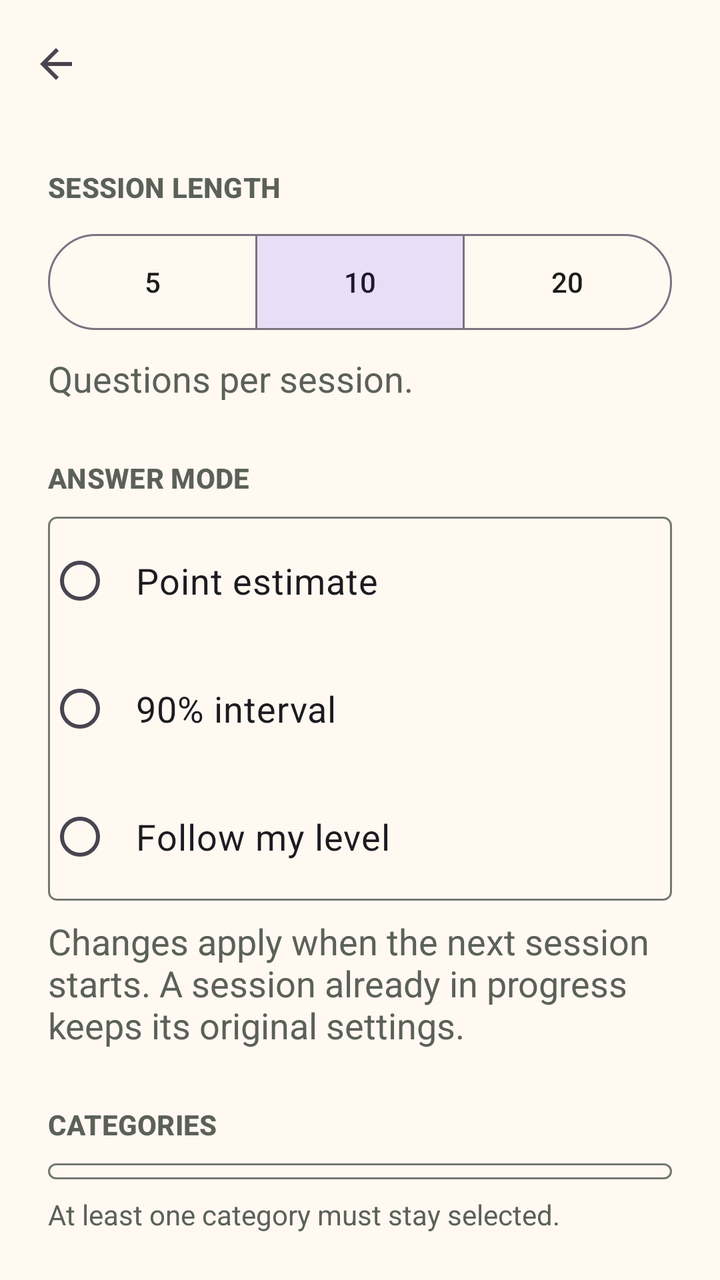
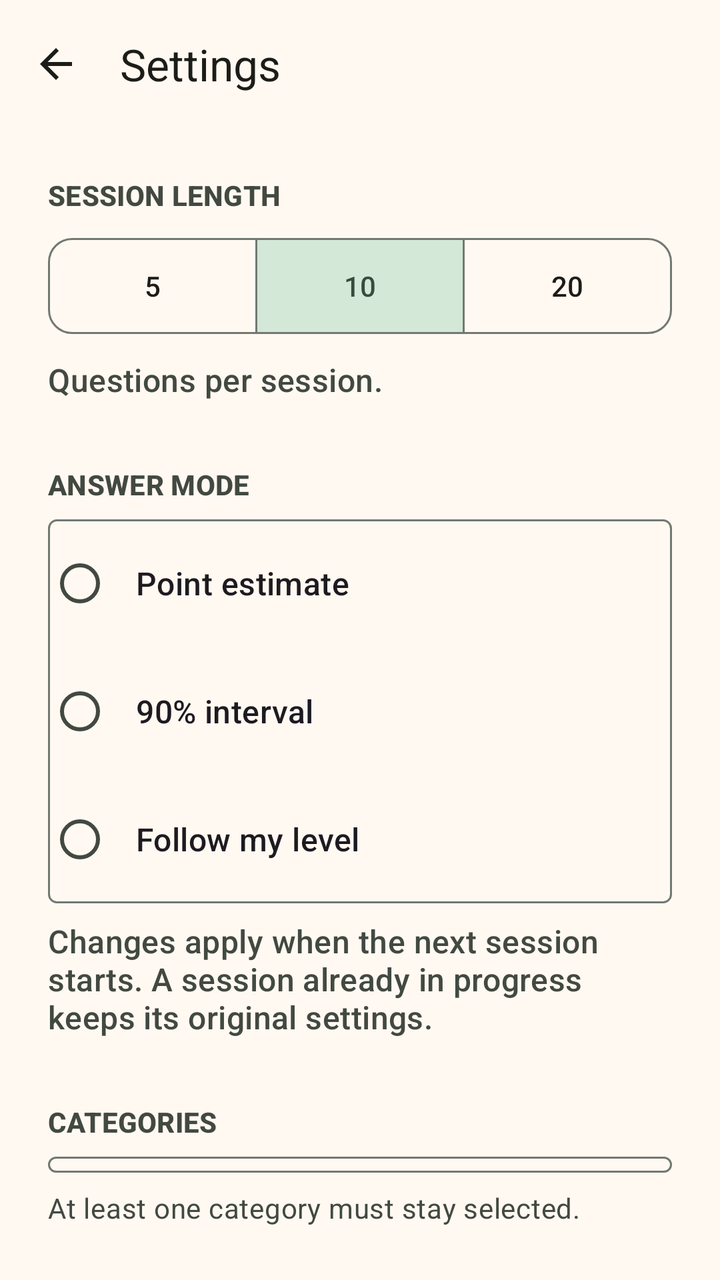

The first picture is an Android layout as it rendered before a commit; the second is the same layout after the commit. The layout source and the unified diff follow.
<!-- AndroidManifest.xml: application theme Theme.GiveOrTake -->
<!-- res/layout/activity_settings.xml -->
<?xml version="1.0" encoding="utf-8"?>
<LinearLayout xmlns:android="http://schemas.android.com/apk/res/android"
    xmlns:app="http://schemas.android.com/apk/res-auto"
    android:id="@+id/settings_root"
    android:layout_width="match_parent"
    android:layout_height="match_parent"
    android:background="@color/theme_background"
    android:orientation="vertical">

    <com.google.android.material.appbar.MaterialToolbar
        android:id="@+id/settings_toolbar"
        android:layout_width="match_parent"
        android:layout_height="@dimen/settings_toolbar_height"
        android:background="@color/theme_background"
        android:navigationContentDescription="@string/settings_back"
        android:title="@string/settings_title"
        app:navigationIcon="?attr/homeAsUpIndicator"
        app:titleTextColor="@color/theme_on_background" />

    <androidx.core.widget.NestedScrollView
        android:id="@+id/settings_scroll"
        android:layout_width="match_parent"
        android:layout_height="0dp"
        android:layout_weight="1"
        android:fillViewport="true">

        <LinearLayout
            android:layout_width="match_parent"
            android:layout_height="wrap_content"
            android:orientation="vertical"
            android:paddingStart="@dimen/settings_horizontal_margin"
            android:paddingTop="@dimen/settings_content_padding"
            android:paddingEnd="@dimen/settings_horizontal_margin"
            android:paddingBottom="@dimen/settings_bottom_margin">

            <TextView
                style="@style/TextAppearance.Material3.LabelLarge"
                android:layout_width="match_parent"
                android:layout_height="wrap_content"
                android:text="@string/settings_session_length_label"
                android:textAllCaps="true"
                android:textColor="@color/home_secondary_text"
                android:textStyle="bold" />

            <com.google.android.material.button.MaterialButtonToggleGroup
                android:id="@+id/settings_session_length_group"
                android:layout_width="match_parent"
                android:layout_height="wrap_content"
                android:layout_marginTop="@dimen/settings_control_spacing"
                app:checkedButton="@id/settings_length_10"
                app:selectionRequired="true"
                app:singleSelection="true">

                <com.google.android.material.button.MaterialButton
                    android:id="@+id/settings_length_5"
                    style="@style/Widget.Material3.Button.OutlinedButton"
                    android:layout_width="0dp"
                    android:layout_height="@dimen/settings_segment_height"
                    android:layout_weight="1"
                    android:checkable="true"
                    android:text="@string/settings_length_5" />

                <com.google.android.material.button.MaterialButton
                    android:id="@+id/settings_length_10"
                    style="@style/Widget.Material3.Button.OutlinedButton"
                    android:layout_width="0dp"
                    android:layout_height="@dimen/settings_segment_height"
                    android:layout_weight="1"
                    android:checkable="true"
                    android:text="@string/settings_length_10" />

                <com.google.android.material.button.MaterialButton
                    android:id="@+id/settings_length_20"
                    style="@style/Widget.Material3.Button.OutlinedButton"
                    android:layout_width="0dp"
                    android:layout_height="@dimen/settings_segment_height"
                    android:layout_weight="1"
                    android:checkable="true"
                    android:text="@string/settings_length_20" />
            </com.google.android.material.button.MaterialButtonToggleGroup>

            <TextView
                android:layout_width="match_parent"
                android:layout_height="wrap_content"
                android:layout_marginTop="@dimen/settings_explanation_spacing"
                android:text="@string/settings_session_length_explanation"
                android:textColor="@color/home_secondary_text"
                android:textSize="@dimen/settings_body_text_size" />

            <TextView
                style="@style/TextAppearance.Material3.LabelLarge"
                android:layout_width="match_parent"
                android:layout_height="wrap_content"
                android:layout_marginTop="@dimen/settings_section_spacing"
                android:text="@string/settings_answer_mode_label"
                android:textAllCaps="true"
                android:textColor="@color/home_secondary_text"
                android:textStyle="bold" />

            <RadioGroup
                android:id="@+id/settings_answer_mode_group"
                android:layout_width="match_parent"
                android:layout_height="wrap_content"
                android:layout_marginTop="@dimen/settings_control_spacing"
                android:background="@drawable/settings_group_background"
                android:orientation="vertical">

                <com.google.android.material.radiobutton.MaterialRadioButton
                    android:id="@+id/settings_mode_point"
                    android:layout_width="match_parent"
                    android:layout_height="@dimen/settings_row_height"
                    android:paddingStart="@dimen/settings_row_padding"
                    android:paddingEnd="@dimen/settings_row_padding"
                    android:text="@string/settings_mode_point"
                    android:textSize="@dimen/settings_body_text_size" />

                <com.google.android.material.radiobutton.MaterialRadioButton
                    android:id="@+id/settings_mode_interval"
                    android:layout_width="match_parent"
                    android:layout_height="@dimen/settings_row_height"
                    android:paddingStart="@dimen/settings_row_padding"
                    android:paddingEnd="@dimen/settings_row_padding"
                    android:text="@string/settings_mode_interval"
                    android:textSize="@dimen/settings_body_text_size" />

                <com.google.android.material.radiobutton.MaterialRadioButton
                    android:id="@+id/settings_mode_follow_level"
                    android:layout_width="match_parent"
                    android:layout_height="@dimen/settings_row_height"
                    android:paddingStart="@dimen/settings_row_padding"
                    android:paddingEnd="@dimen/settings_row_padding"
                    android:text="@string/settings_mode_follow_level"
                    android:textSize="@dimen/settings_body_text_size" />
            </RadioGroup>

            <TextView
                android:layout_width="match_parent"
                android:layout_height="wrap_content"
                android:layout_marginTop="@dimen/settings_explanation_spacing"
                android:text="@string/settings_next_session_explanation"
                android:textColor="@color/home_secondary_text"
                android:textSize="@dimen/settings_body_text_size" />

            <TextView
                style="@style/TextAppearance.Material3.LabelLarge"
                android:layout_width="match_parent"
                android:layout_height="wrap_content"
                android:layout_marginTop="@dimen/settings_section_spacing"
                android:text="@string/settings_categories_label"
                android:textAllCaps="true"
                android:textColor="@color/home_secondary_text"
                android:textStyle="bold" />

            <LinearLayout
                android:id="@+id/settings_categories_container"
                android:layout_width="match_parent"
                android:layout_height="wrap_content"
                android:layout_marginTop="@dimen/settings_control_spacing"
                android:background="@drawable/settings_group_background"
                android:orientation="vertical"
                android:paddingTop="@dimen/settings_group_vertical_padding"
                android:paddingBottom="@dimen/settings_group_vertical_padding" />

            <TextView
                android:layout_width="match_parent"
                android:layout_height="wrap_content"
                android:layout_marginTop="@dimen/settings_explanation_spacing"
                android:text="@string/settings_categories_explanation"
                android:textColor="@color/home_secondary_text"
                android:textSize="@dimen/settings_secondary_text_size" />

            <View
                android:layout_width="match_parent"
                android:layout_height="1dp"
                android:layout_marginTop="@dimen/settings_reset_spacing"
                android:background="@color/home_card_outline" />

            <com.google.android.material.button.MaterialButton
                android:id="@+id/settings_reset_button"
                style="@style/Widget.Material3.Button.OutlinedButton"
                android:layout_width="match_parent"
                android:layout_height="@dimen/settings_reset_height"
                android:layout_marginTop="@dimen/settings_control_spacing"
                android:text="@string/settings_reset_action"
                android:textColor="@color/settings_destructive"
                app:strokeColor="@color/settings_destructive" />
        </LinearLayout>
    </androidx.core.widget.NestedScrollView>
</LinearLayout>
<!-- resources referenced by this layout -->
<resources>
  <color name="home_card_outline">#74796F</color>
  <color name="home_secondary_text">#5B6158</color>
  <color name="settings_destructive">#8C1D18</color>
  <dimen name="settings_body_text_size">18sp</dimen>
  <dimen name="settings_bottom_margin">24dp</dimen>
  <dimen name="settings_content_padding">20dp</dimen>
  <dimen name="settings_control_spacing">10dp</dimen>
  <dimen name="settings_explanation_spacing">8dp</dimen>
  <dimen name="settings_group_vertical_padding">4dp</dimen>
  <dimen name="settings_horizontal_margin">24dp</dimen>
  <dimen name="settings_reset_height">56dp</dimen>
  <dimen name="settings_reset_spacing">40dp</dimen>
  <dimen name="settings_row_height">64dp</dimen>
  <dimen name="settings_row_padding">12dp</dimen>
  <dimen name="settings_secondary_text_size">14sp</dimen>
  <dimen name="settings_section_spacing">28dp</dimen>
  <dimen name="settings_segment_height">56dp</dimen>
  <dimen name="settings_toolbar_height">64dp</dimen>
  <!-- drawable settings_group_background (drawable) -->
  <?xml version="1.0" encoding="utf-8"?>
  <shape xmlns:android="http://schemas.android.com/apk/res/android"
      android:shape="rectangle">
      <solid android:color="@color/theme_surface" />
      <stroke
          android:width="1dp"
          android:color="@color/home_card_outline" />
      <corners android:radius="@dimen/settings_group_corner_radius" />
  </shape>
  <dimen name="settings_group_corner_radius">4dp</dimen>
  <style name="Base.Theme.GiveOrTake" parent="Theme.Material3.DayNight.NoActionBar">
          <item name="colorPrimary">@color/theme_primary</item>
          <item name="colorOnPrimary">@color/theme_on_primary</item>
          <item name="colorSecondary">@color/theme_secondary</item>
          <item name="android:colorBackground">@color/theme_background</item>
          <item name="colorOnBackground">@color/theme_on_background</item>
          <item name="colorSurface">@color/theme_surface</item>
          <item name="colorOnSurface">@color/theme_on_surface</item>
          <item name="android:navigationBarColor">@color/theme_primary</item>
          <item name="android:statusBarColor">@color/theme_background</item>
          <item name="android:windowLightStatusBar">true</item>
      </style>
  <color name="theme_on_primary">#FFFFFFFF</color>
  <color name="theme_secondary">#52634F</color>
  <!-- unchanged entries left out for length: 21 -->
</resources>

<!-- the commit's change to res/layout/activity_settings.xml (unified diff, before → after) -->
@@ -4,18 +4,18 @@
     android:id="@+id/settings_root"
     android:layout_width="match_parent"
     android:layout_height="match_parent"
-    android:background="@color/theme_background"
     android:orientation="vertical">
 
     <com.google.android.material.appbar.MaterialToolbar
         android:id="@+id/settings_toolbar"
+        style="@style/Widget.GiveOrTake.Toolbar"
         android:layout_width="match_parent"
-        android:layout_height="@dimen/settings_toolbar_height"
-        android:background="@color/theme_background"
-        android:navigationContentDescription="@string/settings_back"
-        android:title="@string/settings_title"
+        android:layout_height="wrap_content"
+        android:minHeight="?attr/actionBarSize"
         app:navigationIcon="?attr/homeAsUpIndicator"
-        app:titleTextColor="@color/theme_on_background" />
+        app:navigationContentDescription="@string/settings_back"
+        app:title="@string/settings_title"
+        app:titleTextColor="?attr/colorOnBackground" />
 
     <androidx.core.widget.NestedScrollView
         android:id="@+id/settings_scroll"
@@ -28,52 +28,55 @@
             android:layout_width="match_parent"
             android:layout_height="wrap_content"
             android:orientation="vertical"
-            android:paddingStart="@dimen/settings_horizontal_margin"
-            android:paddingTop="@dimen/settings_content_padding"
-            android:paddingEnd="@dimen/settings_horizontal_margin"
-            android:paddingBottom="@dimen/settings_bottom_margin">
+            android:paddingStart="@dimen/space_5"
+            android:paddingTop="@dimen/space_5"
+            android:paddingEnd="@dimen/space_5"
+            android:paddingBottom="@dimen/space_5">
 
             <TextView
-                style="@style/TextAppearance.Material3.LabelLarge"
                 android:layout_width="match_parent"
                 android:layout_height="wrap_content"
+                android:textAppearance="?attr/textAppearanceLabelLarge"
                 android:text="@string/settings_session_length_label"
                 android:textAllCaps="true"
-                android:textColor="@color/home_secondary_text"
+                android:textColor="?attr/colorOnSurfaceVariant"
                 android:textStyle="bold" />
 
             <com.google.android.material.button.MaterialButtonToggleGroup
                 android:id="@+id/settings_session_length_group"
                 android:layout_width="match_parent"
                 android:layout_height="wrap_content"
-                android:layout_marginTop="@dimen/settings_control_spacing"
+                android:layout_marginTop="@dimen/space_2"
                 app:checkedButton="@id/settings_length_10"
                 app:selectionRequired="true"
                 app:singleSelection="true">
 
                 <com.google.android.material.button.MaterialButton
                     android:id="@+id/settings_length_5"
-                    style="@style/Widget.Material3.Button.OutlinedButton"
+                    style="@style/Widget.GiveOrTake.Button.Secondary"
                     android:layout_width="0dp"
-                    android:layout_height="@dimen/settings_segment_height"
+                    android:layout_height="wrap_content"
+            android:minHeight="@dimen/size_button"
                     android:layout_weight="1"
                     android:checkable="true"
                     android:text="@string/settings_length_5" />
 
                 <com.google.android.material.button.MaterialButton
                     android:id="@+id/settings_length_10"
-                    style="@style/Widget.Material3.Button.OutlinedButton"
+                    style="@style/Widget.GiveOrTake.Button.Secondary"
                     android:layout_width="0dp"
-                    android:layout_height="@dimen/settings_segment_height"
+                    android:layout_height="wrap_content"
+            android:minHeight="@dimen/size_button"
                     android:layout_weight="1"
                     android:checkable="true"
                     android:text="@string/settings_length_10" />
 
                 <com.google.android.material.button.MaterialButton
                     android:id="@+id/settings_length_20"
-                    style="@style/Widget.Material3.Button.OutlinedButton"
+                    style="@style/Widget.GiveOrTake.Button.Secondary"
                     android:layout_width="0dp"
-                    android:layout_height="@dimen/settings_segment_height"
+                    android:layout_height="wrap_content"
+            android:minHeight="@dimen/size_button"
                     android:layout_weight="1"
                     android:checkable="true"
                     android:text="@string/settings_length_20" />
@@ -82,108 +85,110 @@
             <TextView
                 android:layout_width="match_parent"
                 android:layout_height="wrap_content"
-                android:layout_marginTop="@dimen/settings_explanation_spacing"
+                android:layout_marginTop="@dimen/space_2"
                 android:text="@string/settings_session_length_explanation"
-                android:textColor="@color/home_secondary_text"
-                android:textSize="@dimen/settings_body_text_size" />
+                android:textColor="?attr/colorOnSurfaceVariant"
+                android:textAppearance="?attr/textAppearanceTitleMedium" />
 
             <TextView
-                style="@style/TextAppearance.Material3.LabelLarge"
                 android:layout_width="match_parent"
                 android:layout_height="wrap_content"
-                android:layout_marginTop="@dimen/settings_section_spacing"
+                android:layout_marginTop="@dimen/space_6"
+                android:textAppearance="?attr/textAppearanceLabelLarge"
                 android:text="@string/settings_answer_mode_label"
                 android:textAllCaps="true"
-                android:textColor="@color/home_secondary_text"
+                android:textColor="?attr/colorOnSurfaceVariant"
                 android:textStyle="bold" />
 
             <RadioGroup
                 android:id="@+id/settings_answer_mode_group"
                 android:layout_width="match_parent"
                 android:layout_height="wrap_content"
-                android:layout_marginTop="@dimen/settings_control_spacing"
+                android:layout_marginTop="@dimen/space_2"
                 android:background="@drawable/settings_group_background"
                 android:orientation="vertical">
 
                 <com.google.android.material.radiobutton.MaterialRadioButton
                     android:id="@+id/settings_mode_point"
                     android:layout_width="match_parent"
-                    android:layout_height="@dimen/settings_row_height"
-                    android:paddingStart="@dimen/settings_row_padding"
-                    android:paddingEnd="@dimen/settings_row_padding"
+                    android:layout_height="wrap_content"
+                    android:minHeight="@dimen/size_button_prominent"
+                    android:paddingStart="@dimen/space_3"
+                    android:paddingEnd="@dimen/space_3"
                     android:text="@string/settings_mode_point"
-                    android:textSize="@dimen/settings_body_text_size" />
+                    android:textAppearance="?attr/textAppearanceTitleMedium" />
 
                 <com.google.android.material.radiobutton.MaterialRadioButton
                     android:id="@+id/settings_mode_interval"
                     android:layout_width="match_parent"
-                    android:layout_height="@dimen/settings_row_height"
-                    android:paddingStart="@dimen/settings_row_padding"
-                    android:paddingEnd="@dimen/settings_row_padding"
+                    android:layout_height="wrap_content"
+                    android:minHeight="@dimen/size_button_prominent"
+                    android:paddingStart="@dimen/space_3"
+                    android:paddingEnd="@dimen/space_3"
                     android:text="@string/settings_mode_interval"
-                    android:textSize="@dimen/settings_body_text_size" />
+                    android:textAppearance="?attr/textAppearanceTitleMedium" />
 
                 <com.google.android.material.radiobutton.MaterialRadioButton
                     android:id="@+id/settings_mode_follow_level"
                     android:layout_width="match_parent"
-                    android:layout_height="@dimen/settings_row_height"
-                    android:paddingStart="@dimen/settings_row_padding"
-                    android:paddingEnd="@dimen/settings_row_padding"
+                    android:layout_height="wrap_content"
+                    android:minHeight="@dimen/size_button_prominent"
+                    android:paddingStart="@dimen/space_3"
+                    android:paddingEnd="@dimen/space_3"
                     android:text="@string/settings_mode_follow_level"
-                    android:textSize="@dimen/settings_body_text_size" />
+                    android:textAppearance="?attr/textAppearanceTitleMedium" />
             </RadioGroup>
 
             <TextView
                 android:layout_width="match_parent"
                 android:layout_height="wrap_content"
-                android:layout_marginTop="@dimen/settings_explanation_spacing"
+                android:layout_marginTop="@dimen/space_2"
                 android:text="@string/settings_next_session_explanation"
-                android:textColor="@color/home_secondary_text"
-                android:textSize="@dimen/settings_body_text_size" />
+                android:textColor="?attr/colorOnSurfaceVariant"
+                android:textAppearance="?attr/textAppearanceTitleMedium" />
 
             <TextView
-                style="@style/TextAppearance.Material3.LabelLarge"
                 android:layout_width="match_parent"
                 android:layout_height="wrap_content"
-                android:layout_marginTop="@dimen/settings_section_spacing"
+                android:layout_marginTop="@dimen/space_6"
+                android:textAppearance="?attr/textAppearanceLabelLarge"
                 android:text="@string/settings_categories_label"
                 android:textAllCaps="true"
-                android:textColor="@color/home_secondary_text"
+                android:textColor="?attr/colorOnSurfaceVariant"
                 android:textStyle="bold" />
 
             <LinearLayout
                 android:id="@+id/settings_categories_container"
                 android:layout_width="match_parent"
                 android:layout_height="wrap_content"
-                android:layout_marginTop="@dimen/settings_control_spacing"
+                android:layout_marginTop="@dimen/space_2"
                 android:background="@drawable/settings_group_background"
                 android:orientation="vertical"
-                android:paddingTop="@dimen/settings_group_vertical_padding"
-                android:paddingBottom="@dimen/settings_group_vertical_padding" />
+                android:paddingTop="@dimen/space_1"
+                android:paddingBottom="@dimen/space_1" />
 
             <TextView
                 android:layout_width="match_parent"
                 android:layout_height="wrap_content"
-                android:layout_marginTop="@dimen/settings_explanation_spacing"
+                android:layout_marginTop="@dimen/space_2"
                 android:text="@string/settings_categories_explanation"
-                android:textColor="@color/home_secondary_text"
-                android:textSize="@dimen/settings_secondary_text_size" />
+                android:textColor="?attr/colorOnSurfaceVariant"
+                android:textAppearance="?attr/textAppearanceBodyMedium" />
 
             <View
                 android:layout_width="match_parent"
-                android:layout_height="1dp"
-                android:layout_marginTop="@dimen/settings_reset_spacing"
-                android:background="@color/home_card_outline" />
+                android:layout_height="@dimen/divider_thickness"
+                android:layout_marginTop="@dimen/space_7"
+                android:background="?attr/colorOutline" />
 
             <com.google.android.material.button.MaterialButton
                 android:id="@+id/settings_reset_button"
-                style="@style/Widget.Material3.Button.OutlinedButton"
+                style="@style/Widget.GiveOrTake.Button.Danger"
                 android:layout_width="match_parent"
-                android:layout_height="@dimen/settings_reset_height"
-                android:layout_marginTop="@dimen/settings_control_spacing"
-                android:text="@string/settings_reset_action"
-                android:textColor="@color/settings_destructive"
-                app:strokeColor="@color/settings_destructive" />
+                android:layout_height="wrap_content"
+            android:minHeight="@dimen/size_button"
+                android:layout_marginTop="@dimen/space_2"
+                android:text="@string/settings_reset_action" />
         </LinearLayout>
     </androidx.core.widget.NestedScrollView>
 </LinearLayout>
<!-- resource entries referenced after the edit -->
@@ -1,23 +1,18 @@
 <!-- resources referenced by this layout -->
 <resources>
-  <color name="home_card_outline">#74796F</color>
-  <color name="home_secondary_text">#5B6158</color>
-  <color name="settings_destructive">#8C1D18</color>
-  <dimen name="settings_body_text_size">18sp</dimen>
-  <dimen name="settings_bottom_margin">24dp</dimen>
-  <dimen name="settings_content_padding">20dp</dimen>
-  <dimen name="settings_control_spacing">10dp</dimen>
-  <dimen name="settings_explanation_spacing">8dp</dimen>
-  <dimen name="settings_group_vertical_padding">4dp</dimen>
-  <dimen name="settings_horizontal_margin">24dp</dimen>
-  <dimen name="settings_reset_height">56dp</dimen>
-  <dimen name="settings_reset_spacing">40dp</dimen>
-  <dimen name="settings_row_height">64dp</dimen>
-  <dimen name="settings_row_padding">12dp</dimen>
-  <dimen name="settings_secondary_text_size">14sp</dimen>
-  <dimen name="settings_section_spacing">28dp</dimen>
-  <dimen name="settings_segment_height">56dp</dimen>
-  <dimen name="settings_toolbar_height">64dp</dimen>
+  <dimen name="divider_thickness">1dp</dimen>
+  <dimen name="size_button">56dp</dimen>
+  <dimen name="size_button_prominent">64dp</dimen>
+  <dimen name="space_1">4dp</dimen>
+  <dimen name="space_2">8dp</dimen>
+  <dimen name="space_3">12dp</dimen>
+  <dimen name="space_5">24dp</dimen>
+  <dimen name="space_6">32dp</dimen>
+  <dimen name="space_7">40dp</dimen>
+  <color name="home_card_outline">@color/theme_outline</color>
+  <dimen name="stroke_thin">1dp</dimen>
+  <color name="settings_destructive">@color/theme_error</color>
+  <dimen name="shape_corner_medium">12dp</dimen>
   <!-- drawable settings_group_background (drawable) -->
   <?xml version="1.0" encoding="utf-8"?>
   <shape xmlns:android="http://schemas.android.com/apk/res/android"
@@ -25,24 +20,110 @@
       <solid android:color="@color/theme_surface" />
       <stroke
           android:width="1dp"
-          android:color="@color/home_card_outline" />
-      <corners android:radius="@dimen/settings_group_corner_radius" />
+          android:color="?attr/colorOutline" />
+      <corners android:radius="@dimen/shape_corner_small" />
   </shape>
-  <dimen name="settings_group_corner_radius">4dp</dimen>
+  <style name="Widget.GiveOrTake.Button.Danger" parent="Widget.GiveOrTake.Button.Secondary">
+          <item name="android:textColor">@color/settings_destructive</item>
+          <item name="strokeColor">@color/settings_destructive</item>
+      </style>
+  <style name="Widget.GiveOrTake.Button.Secondary" parent="Widget.Material3.Button.OutlinedButton">
+          <item name="android:minHeight">@dimen/size_button</item>
+          <item name="cornerRadius">@dimen/shape_corner_medium</item>
+      </style>
+  <style name="Widget.GiveOrTake.Toolbar" parent="Widget.Material3.Toolbar">
+          <item name="android:background">@color/theme_background</item>
+          <item name="navigationIconTint">@color/theme_on_background</item>
+          <item name="titleTextColor">@color/theme_on_background</item>
+          <item name="titleTextAppearance">?attr/textAppearanceTitleLarge</item>
+      </style>
+  <dimen name="shape_corner_small">4dp</dimen>
   <style name="Base.Theme.GiveOrTake" parent="Theme.Material3.DayNight.NoActionBar">
           <item name="colorPrimary">@color/theme_primary</item>
           <item name="colorOnPrimary">@color/theme_on_primary</item>
+          <item name="colorPrimaryContainer">@color/theme_primary_container</item>
+          <item name="colorOnPrimaryContainer">@color/theme_on_primary_container</item>
           <item name="colorSecondary">@color/theme_secondary</item>
+          <item name="colorOnSecondary">@color/theme_on_secondary</item>
+          <item name="colorSecondaryContainer">@color/theme_secondary_container</item>
+          <item name="colorOnSecondaryContainer">@color/theme_on_secondary_container</item>
+          <item name="colorTertiary">@color/theme_tertiary</item>
+          <item name="colorOnTertiary">@color/theme_on_tertiary</item>
+          <item name="colorTertiaryContainer">@color/theme_tertiary_container</item>
+          <item name="colorOnTertiaryContainer">@color/theme_on_tertiary_container</item>
+          <item name="colorError">@color/theme_error</item>
+          <item name="colorOnError">@color/theme_on_error</item>
+          <item name="colorErrorContainer">@color/theme_error_container</item>
+          <item name="colorOnErrorContainer">@color/theme_on_error_container</item>
           <item name="android:colorBackground">@color/theme_background</item>
           <item name="colorOnBackground">@color/theme_on_background</item>
           <item name="colorSurface">@color/theme_surface</item>
           <item name="colorOnSurface">@color/theme_on_surface</item>
-          <item name="android:navigationBarColor">@color/theme_primary</item>
-          <item name="android:statusBarColor">@color/theme_background</item>
+          <item name="colorSurfaceVariant">@color/theme_surface_variant</item>
+          <item name="colorOnSurfaceVariant">@color/theme_on_surface_variant</item>
+          <item name="colorOutline">@color/theme_outline</item>
+          <item name="colorOutlineVariant">@color/theme_outline_variant</item>
+          <item name="colorSurfaceInverse">@color/theme_inverse_surface</item>
+          <item name="colorOnSurfaceInverse">@color/theme_inverse_on_surface</item>
+          <item name="colorPrimaryInverse">@color/theme_inverse_primary</item>
+          <item name="colorSurfaceBright">@color/theme_surface_bright</item>
+          <item name="colorSurfaceDim">@color/theme_surface_dim</item>
+          <item name="colorSurfaceContainerLowest">@color/theme_surface_container_lowest</item>
+          <item name="colorSurfaceContainerLow">@color/theme_surface_container_low</item>
+          <item name="colorSurfaceContainer">@color/theme_surface_container</item>
+          <item name="colorSurfaceContainerHigh">@color/theme_surface_container_high</item>
+          <item name="colorSurfaceContainerHighest">@color/theme_surface_container_highest</item>
+  
+          <item name="android:navigationBarColor">@color/theme_background</item>
+          <item name="android:statusBarColor">@android:color/transparent</item>
           <item name="android:windowLightStatusBar">true</item>
+          <item name="android:windowActionModeOverlay">true</item>
+  
+          <item name="materialButtonStyle">@style/Widget.GiveOrTake.Button.Primary</item>
+          <item name="materialCardViewStyle">@style/Widget.GiveOrTake.Card.Outlined</item>
       </style>
-  <color name="theme_on_primary">#FFFFFFFF</color>
-  <color name="theme_secondary">#52634F</color>
+  <color name="theme_error">#BA1A1A</color>
+  <color name="theme_on_primary">#FFFFFF</color>
+  <color name="theme_primary_container">#B2F1CA</color>
+  <color name="theme_on_primary_container">#0B5137</color>
+  <color name="theme_secondary">#506356</color>
+  <color name="theme_on_secondary">#FFFFFF</color>
+  <color name="theme_secondary_container">#D3E8D7</color>
+  <color name="theme_on_secondary_container">#394B3F</color>
+  <color name="theme_tertiary">#3B6470</color>
+  <color name="theme_on_tertiary">#FFFFFF</color>
+  <color name="theme_tertiary_container">#BFE9F7</color>
+  <color name="theme_on_tertiary_container">#214C58</color>
+  <color name="theme_on_error">#FFFFFF</color>
+  <color name="theme_error_container">#FFDAD6</color>
+  <color name="theme_on_error_container">#410002</color>
+  <color name="theme_surface_variant">#DFE4DC</color>
+  <color name="theme_on_surface_variant">#424941</color>
+  <color name="theme_outline">#727970</color>
+  <color name="theme_outline_variant">#C2C9C0</color>
+  <color name="theme_inverse_surface">#30312D</color>
+  <color name="theme_inverse_on_surface">#F3F1EC</color>
+  <color name="theme_inverse_primary">#91D5AE</color>
+  <color name="theme_surface_bright">#FFF9F2</color>
+  <color name="theme_surface_dim">#DED9D2</color>
+  <color name="theme_surface_container_lowest">#FFFFFF</color>
+  <color name="theme_surface_container_low">#FAF3EC</color>
+  <color name="theme_surface_container">#F4EEE7</color>
+  <color name="theme_surface_container_high">#EEE8E1</color>
+  <color name="theme_surface_container_highest">#E8E2DB</color>
+  <style name="Widget.GiveOrTake.Button.Primary" parent="Widget.Material3.Button">
+          <item name="android:minHeight">@dimen/size_button</item>
+          <item name="cornerRadius">@dimen/shape_corner_medium</item>
+      </style>
+  <style name="Widget.GiveOrTake.Card.Outlined" parent="Widget.Material3.CardView.Outlined">
+          <item name="cardBackgroundColor">@color/home_card_background</item>
+          <item name="cardCornerRadius">@dimen/shape_corner_medium</item>
+          <item name="cardElevation">@dimen/elevation_none</item>
+          <item name="strokeColor">@color/home_card_outline</item>
+          <item name="strokeWidth">@dimen/stroke_thin</item>
+      </style>
+  <color name="home_card_background">@color/theme_surface_container_lowest</color>
+  <dimen name="elevation_none">0dp</dimen>
   <!-- unchanged entries left out for length: 21 -->
 </resources>
 
